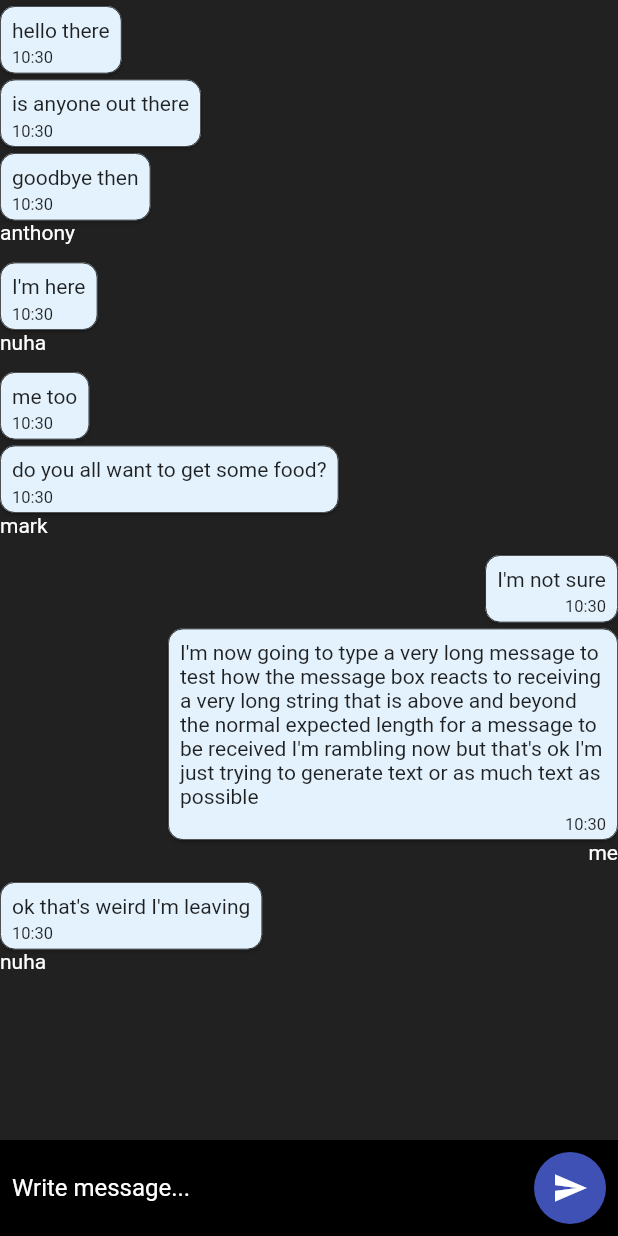
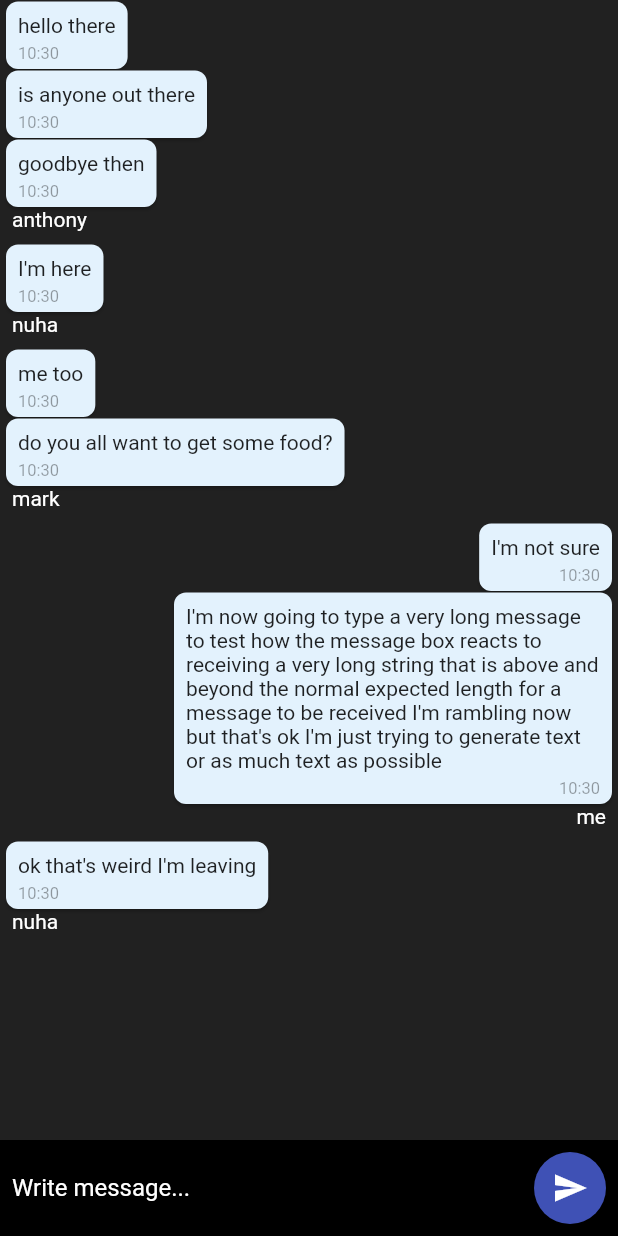
Before and after one commit to blade-of-grass/okblue, a Flutter app: the screen it shows after launch, on a phone screen of 412 x 824 dp. Run offline on Flutter 3.47's test engine with Material 2 defaults, Android fonts, the phone set to English and light mode, and no system bars.

Commit message:
irrelevant changes to UI

```diff
--- a/lib/message_box.dart
+++ b/lib/message_box.dart
@@ -23,9 +23,12 @@ class MessageBox extends StatelessWidget {
         crossAxisAlignment: alignment,
         children: [
           ...cards,
-          Text(
-            this.messageBlock.user.name,
-            style: TextStyle(color: Colors.white),
+          Padding(
+            padding: EdgeInsets.only(right: 8, left: 8),
+            child: Text(
+              this.messageBlock.user.name,
+              style: TextStyle(color: Colors.white),
+            ),
           ),
         ],
       ),
@@ -37,11 +40,10 @@ class MessageBox extends StatelessWidget {
         constraints: BoxConstraints.loose(Size(300, double.infinity)),
         child: Card(
           shape: RoundedRectangleBorder(
-            side: BorderSide(color: Colors.black, width: 0.5),
-            borderRadius: BorderRadius.circular(10),
+            borderRadius: BorderRadius.circular(8),
           ),
           color: this.messageBlock.user.color,
-          margin: EdgeInsets.fromLTRB(0, 4, 0, 0),
+          margin: EdgeInsets.fromLTRB(4, 1, 4, 0),
           child: Padding(
             padding: EdgeInsets.only(top: 8, right: 8, left: 8, bottom: 4),
             child: Column(
@@ -51,7 +53,7 @@ class MessageBox extends StatelessWidget {
                 SizedBox(height: 4),
                 Text(
                   getFormattedTime(message.time),
-                  style: TextStyle(fontSize: 11),
+                  style: TextStyle(fontSize: 11, color: Colors.black38),
                 ),
               ],
             ),
```
